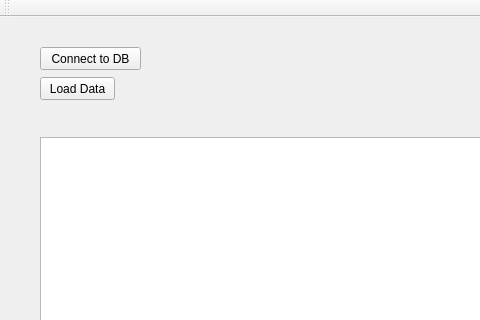
Before: the Qt Designer form QT/Qt_Framework/tableeditor.ui in matue/Alpha, drawn with Qt 5; both pictures show x 0 to 480 and y 0 to 320 of the 1000 by 625 pixel window.
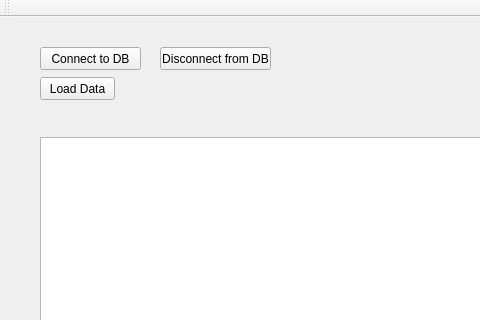
After: the same form once the commit is applied.

```diff
--- a/QT/Qt_Framework/tableeditor.ui
+++ b/QT/Qt_Framework/tableeditor.ui
@@ -50,6 +50,19 @@
      <string>Connect to DB</string>
     </property>
    </widget>
+   <widget class="QPushButton" name="DisconnectFromDB">
+    <property name="geometry">
+     <rect>
+      <x>160</x>
+      <y>30</y>
+      <width>111</width>
+      <height>23</height>
+     </rect>
+    </property>
+    <property name="text">
+     <string>Disconnect from DB</string>
+    </property>
+   </widget>
   </widget>
   <widget class="QMenuBar" name="menuBar">
    <property name="geometry">
```
